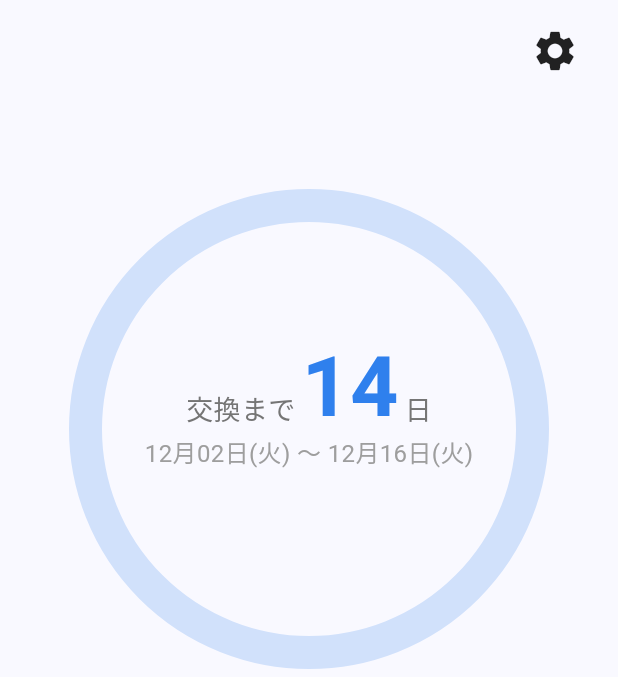
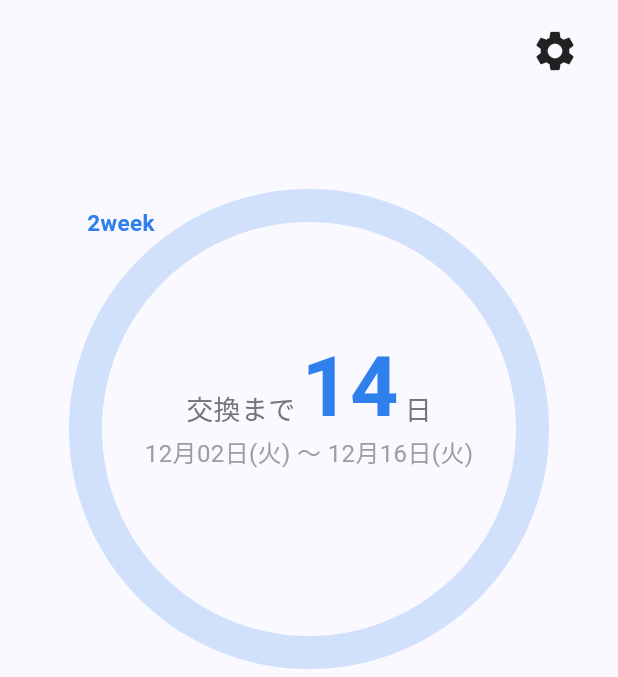
Before and after one commit to N-plus/contact_lens_management, a Flutter app: the screen it shows after launch, on a phone screen of 412 x 824 dp, the part 84-761 px from its top. Run offline on Flutter 3.47's test engine with Material 3 defaults, Android fonts, the phone set to English and light mode, and no system bars; our stand-ins replace flutter_local_notifications, shared_preferences, timezone.

Commit message:
Add cycle label to home chart

```diff
--- a/lib/main.dart
+++ b/lib/main.dart
@@ -467,6 +467,9 @@ class _HomeScreenState extends State<HomeScreen> {
     final isOverdue = state.overdueDays > 0;
     final Color mainColor = isOverdue ? Colors.red : themeColor;
     final Color fadedColor = mainColor.withOpacity(0.2);
+    final cycleLabel = state.cycleLength == ContactLensState.oneMonthCycle
+        ? '1month'
+        : '2week';
     final daysRemaining = state.remainingDays;
     final daysOverdue = state.overdueDays;
     final startDate = state.startDate;
@@ -528,6 +531,18 @@ class _HomeScreenState extends State<HomeScreen> {
                         child: Stack(
                           alignment: Alignment.center,
                           children: [
+                            Positioned(
+                              top: 12,
+                              left: 12,
+                              child: Text(
+                                cycleLabel,
+                                style: TextStyle(
+                                  fontSize: 15,
+                                  fontWeight: FontWeight.w600,
+                                  color: themeColor,
+                                ),
+                              ),
+                            ),
                             CustomPaint(
                               size: Size(chartSize, chartSize),
                               painter: CircularProgressPainter(
```
